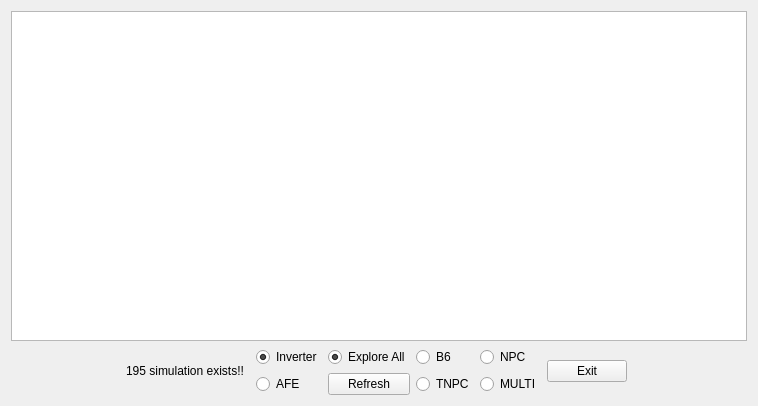
This is PythonGeckoApp/PythonGecko/dataBaseWindow.ui in upb-lea/ConverterSweepStore as Qt 5 draws it before an edit. The edited form follows.
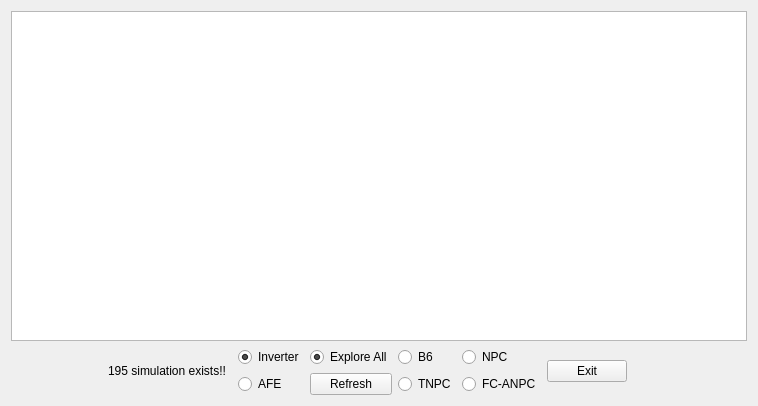
This is the edited form.

```diff
--- a/PythonGeckoApp/PythonGecko/dataBaseWindow.ui
+++ b/PythonGeckoApp/PythonGecko/dataBaseWindow.ui
@@ -83,7 +83,7 @@
        <item row="1" column="3">
         <widget class="QRadioButton" name="multiDbBtn">
          <property name="text">
-          <string>MULTI</string>
+          <string>FC-ANPC</string>
          </property>
          <attribute name="buttonGroup">
           <string notr="true">buttonGroupDbType</string>
```
Left out of the diff: 2 changed lines with no effect on the pictures.
